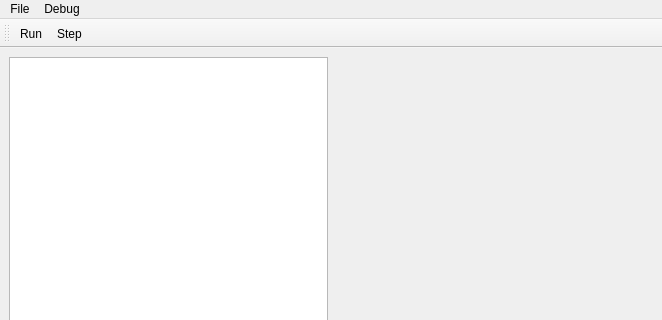
This is debugger/src/deeb_window.ui in Scoobadood/beem as Qt 5 draws it before an edit; both pictures show x 0 to 662 and y 0 to 320 of the 662 by 518 pixel window. The edited form follows.
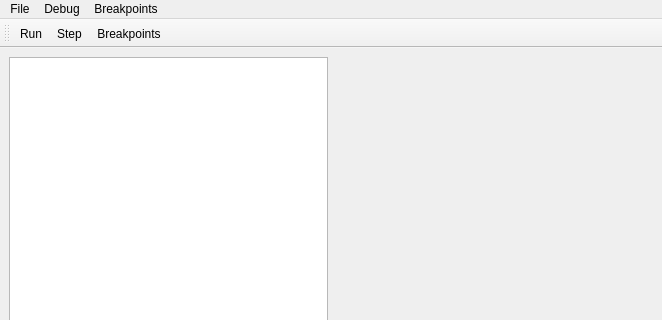
This is the edited form. Icons and pictures are not drawn. Custom widgets are drawn as their Qt base class.

Commit message: FEAT: Added breakpoint dialog

```diff
--- a/debugger/src/deeb_window.ui
+++ b/debugger/src/deeb_window.ui
@@ -84,7 +84,7 @@
      <x>0</x>
      <y>0</y>
      <width>662</width>
-     <height>37</height>
+     <height>22</height>
     </rect>
    </property>
    <widget class="QMenu" name="menuFile">
@@ -101,8 +101,15 @@
     <addaction name="act_step"/>
     <addaction name="act_run"/>
    </widget>
+   <widget class="QMenu" name="menuBreakpoints">
+    <property name="title">
+     <string>Breakpoints</string>
+    </property>
+    <addaction name="act_edit_breakpoints"/>
+   </widget>
    <addaction name="menuFile"/>
    <addaction name="menuDebug"/>
+   <addaction name="menuBreakpoints"/>
   </widget>
   <widget class="QStatusBar" name="statusbar"/>
   <widget class="QToolBar" name="toolBar">
@@ -117,6 +124,7 @@
    </attribute>
    <addaction name="act_run"/>
    <addaction name="act_step"/>
+   <addaction name="act_edit_breakpoints"/>
   </widget>
   <action name="act_load_image">
    <property name="text">
@@ -138,6 +146,17 @@
     <string>Run</string>
    </property>
   </action>
+  <action name="act_edit_breakpoints">
+   <property name="icon">
+    <iconset theme="flag-aa"/>
+   </property>
+   <property name="text">
+    <string>Breakpoints...</string>
+   </property>
+   <property name="shortcut">
+    <string>Ctrl+B</string>
+   </property>
+  </action>
  </widget>
  <customwidgets>
   <customwidget>
```
The commit also changes 8 other files.
